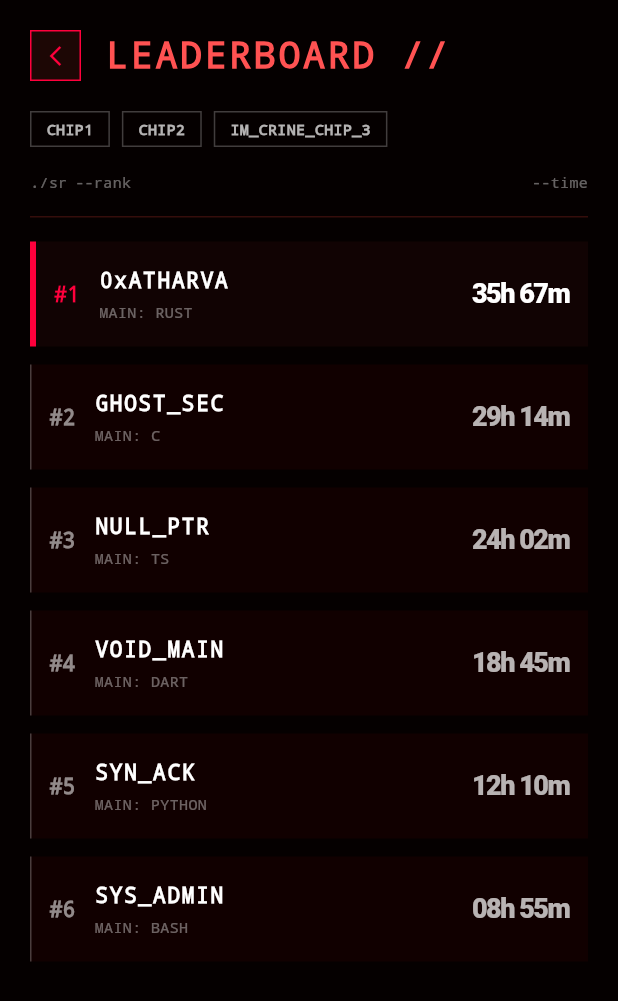
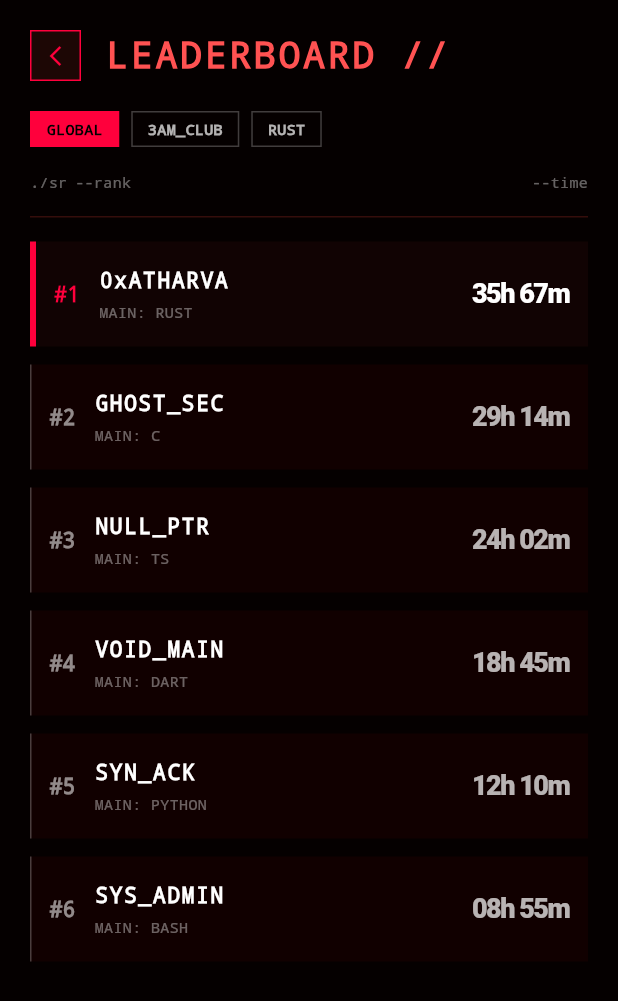
Before and after one commit to Finite-Code/hmt, a Flutter app: the LeaderboardScreen screen opened directly, on a phone screen of 412 x 824 dp. Shown: the top 1001 px of the screen. Run offline on Flutter 3.47's test engine with Material 3 defaults, Android fonts, the phone set to English and light mode, and no system bars; our stand-ins replace app_links, shared_preferences; accounts and stored records are empty; network calls fail.

Commit message:
hmt: track real leaderboard in deathboard now
- tracks real leaderboard from the API.
- to be fixed: it still has that dummy UI while it loads, and the filtering chips on the top don't make much sense for now

```diff
--- a/lib/deathboard.dart
+++ b/lib/deathboard.dart
@@ -1,4 +1,6 @@
 import 'package:flutter/material.dart';
+import 'bcknd/web_clerk.dart';
+import 'time.dart';
 
 class LeaderboardScreen extends StatefulWidget {
   const LeaderboardScreen({super.key});
@@ -8,11 +10,28 @@ class LeaderboardScreen extends StatefulWidget {
 }
 
 class _LeaderboardScreenState extends State<LeaderboardScreen> {
+  List<dynamic> apiHackers = [];
   String selectedFilter = "GLOBAL";
+  bool isLoading = true;
+
+  @override
+  void initState() {
+    super.initState();
+    _loadLeaderboard();
+  }
+
+  Future<void> _loadLeaderboard() async {
+    final list = await WebClerk.topHackers();
+    if (!mounted) return;
+    setState(() {
+      apiHackers = list;
+      isLoading = false;
+    });
+  }
 
   @override
   Widget build(BuildContext context) {
-    final List<Map<String, String>> hackers = [
+    final List<Map<String, String>> fallback = [
       {"name": "0xATHARVA", "time": "35h 67m", "lang": "RUST"},
       {"name": "GHOST_SEC", "time": "29h 14m", "lang": "C"},
       {"name": "NULL_PTR", "time": "24h 02m", "lang": "TS"},
@@ -21,9 +40,20 @@ class _LeaderboardScreenState extends State<LeaderboardScreen> {
       {"name": "SYS_ADMIN", "time": "08h 55m", "lang": "BASH"},
     ];
 
+    final displayList = apiHackers.isNotEmpty
+        ? apiHackers.map((e) {
+            final u = e['user'] ?? {};
+            return {
+              "name": (u['username'] ?? 'ANON').toString().toUpperCase(),
+              "time": formatSeconds(e['total_seconds']),
+              "lang": "RUST",
+            };
+          }).toList()
+        : fallback;
+
     final filtered = selectedFilter == "RUST"
-        ? hackers.where((h) => h['lang'] == 'RUST').toList()
-        : hackers;
+        ? displayList.where((h) => h['lang'] == 'RUST').toList()
+        : displayList;
 
     return Scaffold(
       backgroundColor: const Color(0xFF050000),
@@ -69,7 +99,7 @@ class _LeaderboardScreenState extends State<LeaderboardScreen> {
             Padding(
               padding: const EdgeInsets.symmetric(horizontal: 20.0),
               child: Row(
-                children: ["CHIP1", "CHIP2", "IM_CRINE_CHIP_3"].map((tag) {
+                children: ["GLOBAL", "3AM_CLUB", "RUST"].map((tag) {
                   final active = selectedFilter == tag;
                   return GestureDetector(
                     onTap: () => setState(() => selectedFilter = tag),
```
